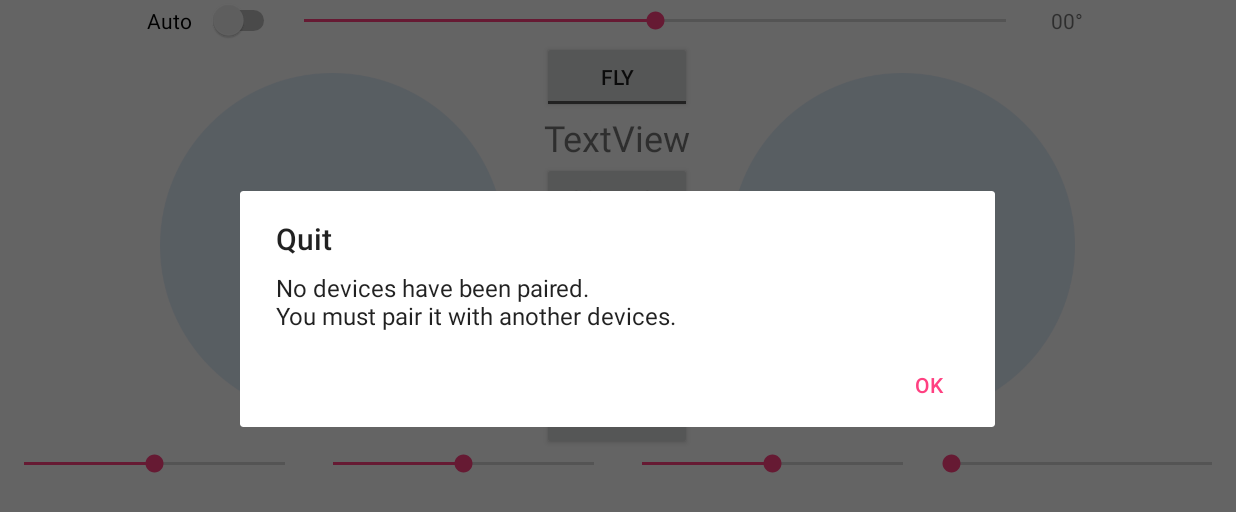
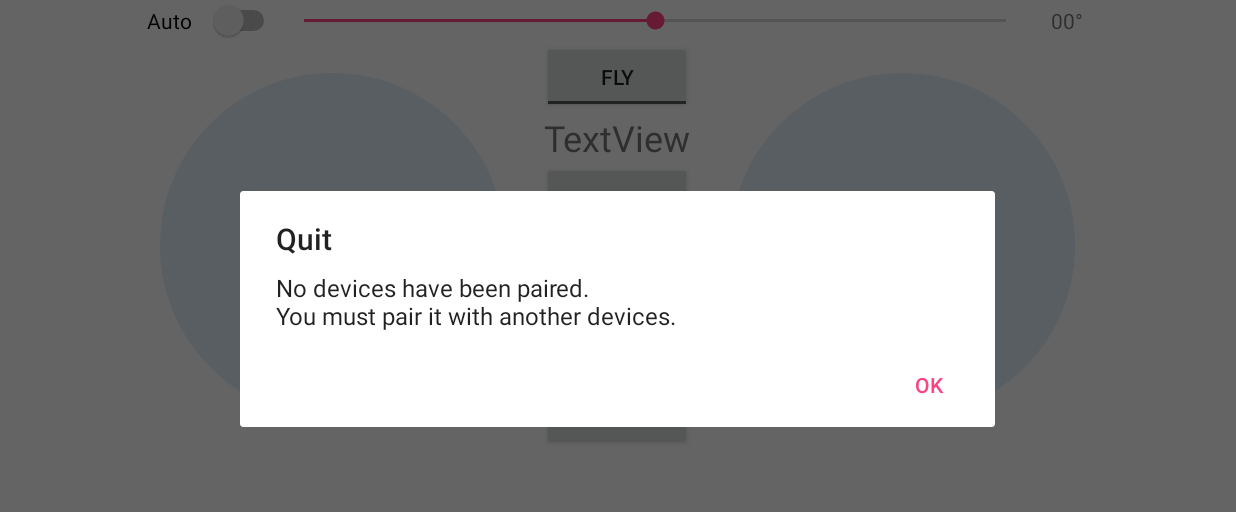
Before and after one commit to j3j3y123/FTMinesweeper, an Android app: the screen it shows after launch (ControlActivity), after a tap on "CONNECT", on a phone screen of 824 x 412 dp (held sideways). Shown: the top 512 px of the screen. Run offline under Robolectric (Android 15) with nearby library versions, the phone set to English and light mode, and no system bars.

Commit message:
최적화(?)

```diff
--- a/app/src/main/java/school/high/andong/ftminesweeper/ControlActivity.java
+++ b/app/src/main/java/school/high/andong/ftminesweeper/ControlActivity.java
@@ -1,8 +1,9 @@
+
 /*
  * 비행기 조종에 관련하여 모든 작업이 이루어질 액티비티
- * */
+ */
+
 package school.high.andong.ftminesweeper;
-//
 
 import android.annotation.SuppressLint;
 import android.bluetooth.BluetoothAdapter;
@@ -40,6 +41,7 @@ public class ControlActivity extends AppCompatActivity {
 
     private final int REQUEST_BLUETOOTH_ENABLE = 100;
 
+    private Button connect_btn;
 
     ConnectedTask mConnectedTask = null;
     static BluetoothAdapter mBluetoothAdapter;
@@ -48,6 +50,7 @@ public class ControlActivity extends AppCompatActivity {
     private static final String TAG = "BluetoothClient";
 
     String send_blue; //블루투스에 전송될 문자열
+    String receiveMessage;
 
     float left_oldX_value;
     float left_oldY_value;
@@ -63,7 +66,6 @@ public class ControlActivity extends AppCompatActivity {
     int ld = 0; //이륙 모드 여부
     int finish;
 
-    String receiveMessage;
 
     @Override
     public boolean onKeyDown(int keyCode, KeyEvent event) {
@@ -81,6 +83,8 @@ public class ControlActivity extends AppCompatActivity {
     protected void onCreate(Bundle savedInstanceState) {
         super.onCreate(savedInstanceState);
 
+        setContentView(R.layout.layout_control);
+
         mBluetoothAdapter = BluetoothAdapter.getDefaultAdapter();
         if (mBluetoothAdapter == null) {
             showErrorDialog("This device is not implement Bluetooth.");
@@ -90,11 +94,12 @@ public class ControlActivity extends AppCompatActivity {
         if (!mBluetoothAdapter.isEnabled()) {
             Intent intent = new Intent(BluetoothAdapter.ACTION_REQUEST_ENABLE);
             startActivityForResult(intent, REQUEST_BLUETOOTH_ENABLE);
+        } else {
+            showPairedDevicesListDialog();
         }
 
-        setContentView(R.layout.layout_control);
-        Button connect_btn = findViewById(R.id.btn_connect);
 
+        connect_btn = findViewById(R.id.btn_connect);
         final ImageView left_btn = findViewById(R.id.left_btn);
         final ImageView right_btn = findViewById(R.id.right_btn);
 
@@ -133,8 +138,11 @@ public class ControlActivity extends AppCompatActivity {
             @Override
             public void onClick(View view) {
                 showPairedDevicesListDialog();
+                sendMessage(send_blue);
             }
         });
+
+        //연결 버튼 눌렀을 때의 명령
 
         setting_btn.setOnClickListener(new View.OnClickListener() {
             @Override
@@ -151,7 +159,7 @@ public class ControlActivity extends AppCompatActivity {
             public void onClick(View view) {
                 right_btn.setY(right_layout.getHeight() - right_btn.getHeight());
                 seek_ry.setProgress(0);
-                ry=seek_ry.getProgress();
+                ry = seek_ry.getProgress();
                 send_blue = "<" + ry + " " + ly + " " + lx + " " + rx + " " + ao + " " + ad + " " + ld + ">";
                 asdf.setText(send_blue);
                 sendMessage(send_blue);
@@ -166,7 +174,6 @@ public class ControlActivity extends AppCompatActivity {
                 if (b) {
                     ao = 1;
                     auto_i.setTextColor(Color.parseColor("#00a000"));
-                    //auto_i.setTextColor(Integer.parseInt("colorTrue"));
                     send_blue = "<" + ry + " " + ly + " " + lx + " " + rx + " " + ao + " " + ad + " " + ld + ">";
                     asdf.setText(send_blue);
                     sendMessage(send_blue);
@@ -602,7 +609,8 @@ public class ControlActivity extends AppCompatActivity {
             } catch (IOException e) {
 
             }
-            //connect_btn.setTextColor(Color.parseColor("#00a000"));
+            connect_btn.setTextColor(Color.parseColor("#00a000"));
+            sendMessage(send_blue);
         }
 
         @Override
@@ -708,7 +716,6 @@ public class ControlActivity extends AppCompatActivity {
             @Override
             public void onClick(DialogInterface dialog, int which) {
                 dialog.dismiss();
-
                 ConnectTask task = new ConnectTask(pairedDevices[which]);
                 task.execute();
             }
--- a/app/src/main/res/layout-land/layout_control.xml
+++ b/app/src/main/res/layout-land/layout_control.xml
@@ -152,7 +152,7 @@
         android:layout_width="match_parent"
         android:layout_height="match_parent"
         android:orientation="horizontal"
-        android:visibility="visible">
+        android:visibility="invisible">
 
         <SeekBar
             android:id="@+id/LX"
```
